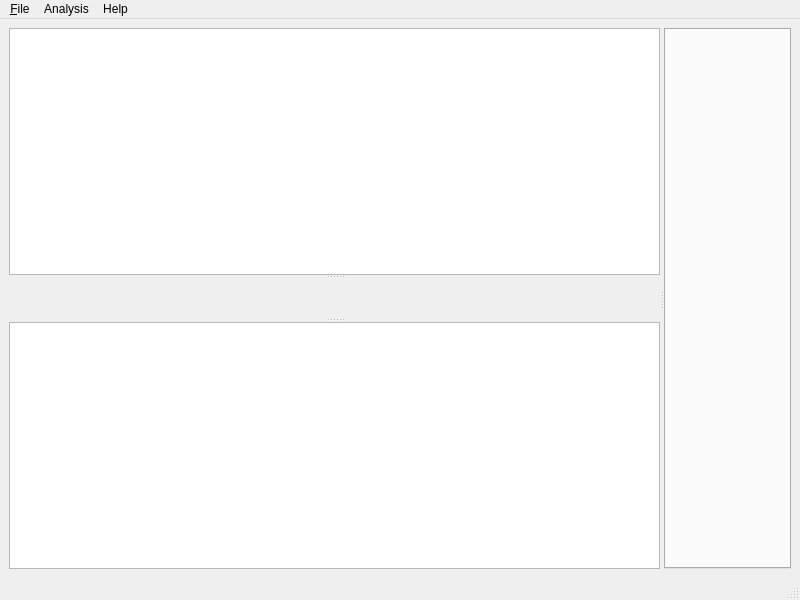
Qt form qt/bin/ui/mainwindow.ui (alalazo/seismictraces) before a commit.
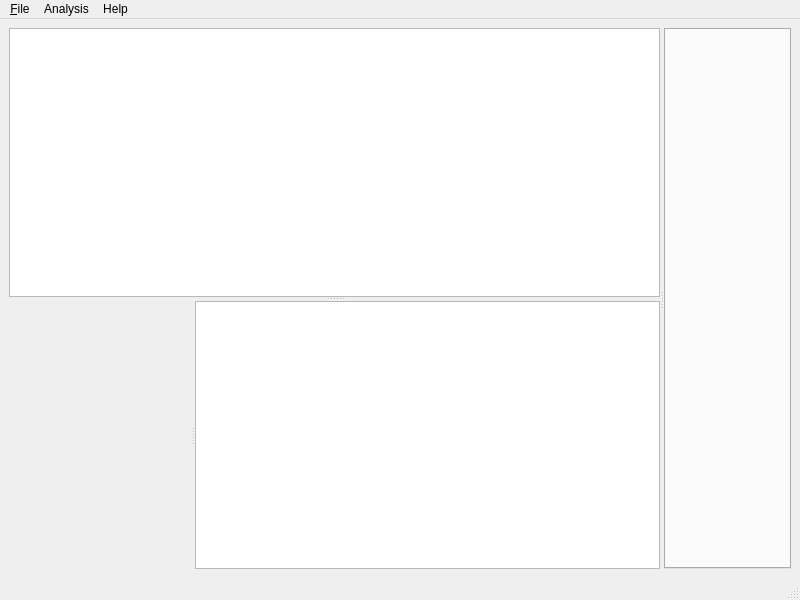
The same form after that commit. Custom widgets are drawn as their Qt base class.

Commit message: On-going modifications to Qt viewer

Diff of the .ui file:
```diff
--- a/qt/bin/ui/mainwindow.ui
+++ b/qt/bin/ui/mainwindow.ui
@@ -16,11 +16,11 @@
   <widget class="QWidget" name="centralwidget">
    <layout class="QHBoxLayout" name="horizontalLayout">
     <item>
-     <widget class="QSplitter" name="splitter_2">
+     <widget class="QSplitter" name="splitter">
       <property name="orientation">
        <enum>Qt::Horizontal</enum>
       </property>
-      <widget class="QSplitter" name="splitter">
+      <widget class="QSplitter" name="selectionSplitter">
        <property name="orientation">
         <enum>Qt::Vertical</enum>
        </property>
@@ -32,11 +32,16 @@
          <bool>true</bool>
         </property>
        </widget>
-       <widget class="QWidget" name="widget" native="true"/>
-       <widget class="QTextBrowser" name="textualFileHeaderBrowser">
-        <property name="documentTitle">
-         <string>Textual file header</string>
+       <widget class="QSplitter" name="fileHeaderSplitter">
+        <property name="orientation">
+         <enum>Qt::Horizontal</enum>
         </property>
+        <widget class="BinaryFileHeaderViewer" name="binaryFileHeaderViewer" native="true"/>
+        <widget class="QTextBrowser" name="textualFileHeaderBrowser">
+         <property name="documentTitle">
+          <string>Textual file header</string>
+         </property>
+        </widget>
        </widget>
       </widget>
       <widget class="QTabWidget" name="tabWidget">
@@ -114,6 +119,14 @@
    </property>
   </action>
  </widget>
+ <customwidgets>
+  <customwidget>
+   <class>BinaryFileHeaderViewer</class>
+   <extends>QWidget</extends>
+   <header>BinaryFileHeaderViewer.h</header>
+   <container>1</container>
+  </customwidget>
+ </customwidgets>
  <resources/>
  <connections/>
 </ui>
```
The commit also changes 4 other files.
